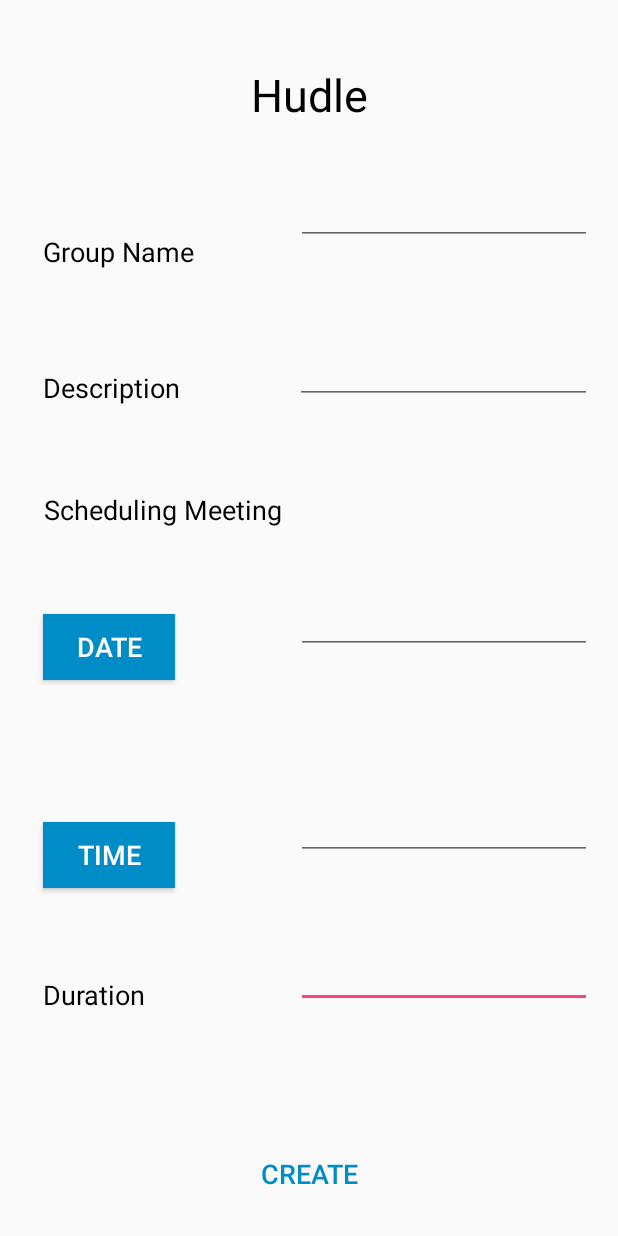
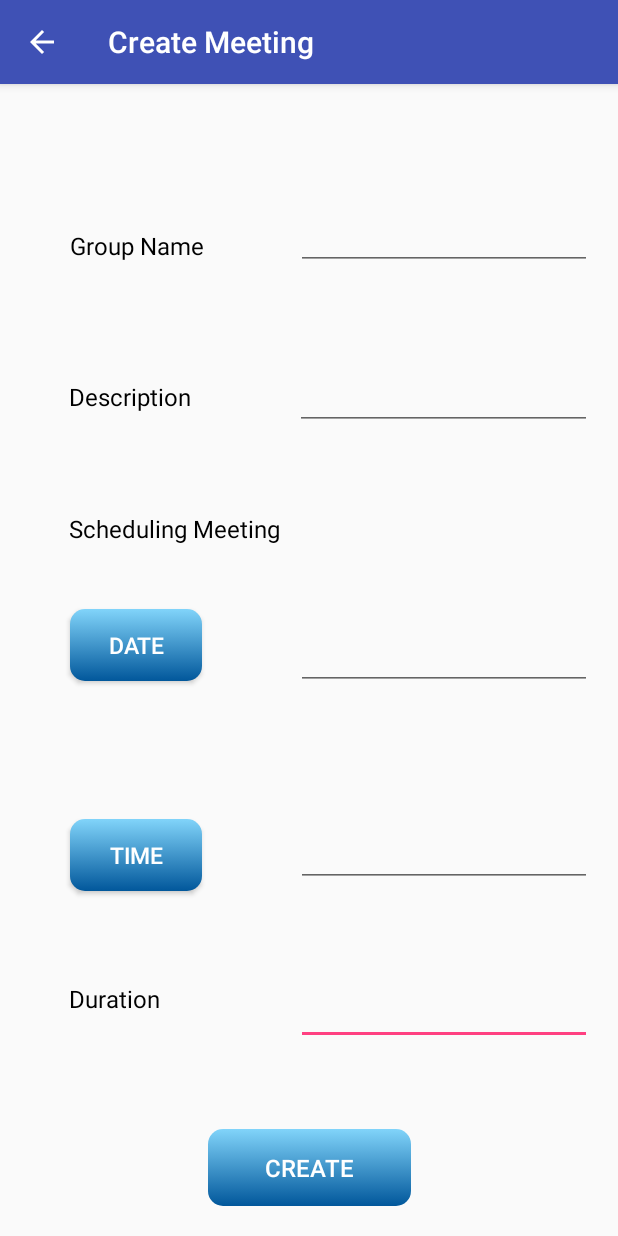
Before and after one commit to chashikajw/Hudl, an Android app: the CreateMeeting screen opened directly, with no data from a screen before it, on a phone screen of 412 x 824 dp. Run offline under Robolectric (Android 15) with nearby library versions, the phone set to English and light mode, and no system bars; our stand-ins replace Firebase (no records; nobody signed in at launch, a user with empty details on screens opened directly).

Commit message:
ui designs, back button, actionbar

```diff
--- a/app/src/main/java/hudlmo/interfaces/createMeeting/CreateMeeting.java
+++ b/app/src/main/java/hudlmo/interfaces/createMeeting/CreateMeeting.java
@@ -63,6 +63,7 @@ public class CreateMeeting extends AppCompatActivity implements View.OnClickList
     private FirebaseAuth mAuth;
     private DatabaseReference mDatabase;
     private ProgressDialog mProgress;
+    private Toolbar mToolbar;
 
     private DatePickerDialog.OnDateSetListener mDateSetListener;
     private DatePickerDialog.OnDateSetListener mTimeSetListener;
@@ -73,6 +74,10 @@ public class CreateMeeting extends AppCompatActivity implements View.OnClickList
     protected void onCreate(Bundle savedInstanceState) {
         super.onCreate(savedInstanceState);
         setContentView(R.layout.activity_create_meeting);
+
+        mToolbar = (Toolbar) findViewById(R.id.main_page_toolbar);
+        setSupportActionBar(mToolbar);
+        getSupportActionBar().setDisplayHomeAsUpEnabled(true);
 
         dateButton = (Button)findViewById(R.id.dateButton);
         timeButton = (Button)findViewById(R.id.timeButton);
@@ -143,6 +148,8 @@ public class CreateMeeting extends AppCompatActivity implements View.OnClickList
 
 
     }
+
+    public void startTwo(View view) { startActivity(new Intent(this, Mainmenu.class)); }
 
 
     //Next button
--- a/app/src/main/java/hudlmo/models/UsersActivity.java
+++ b/app/src/main/java/hudlmo/models/UsersActivity.java
@@ -40,10 +40,9 @@ public class UsersActivity extends AppCompatActivity {
         super.onCreate(savedInstanceState);
         setContentView(R.layout.activity_users);
 
-        mToolbar = (Toolbar) findViewById(R.id.users_appBar);
+
+        mToolbar = (Toolbar) findViewById(R.id.main_page_toolbar);
         setSupportActionBar(mToolbar);
-
-        getSupportActionBar().setTitle("Add contacts");
         getSupportActionBar().setDisplayHomeAsUpEnabled(true);
 
         mUsersDatabase = FirebaseDatabase.getInstance().getReference().child("Users");
--- a/app/src/main/res/drawable/colorbutton.xml
+++ b/app/src/main/res/drawable/colorbutton.xml
@@ -4,8 +4,8 @@
         <shape>
             <gradient
                 android:angle="90"
-                android:endColor="#000050"
-                android:startColor="#0000E0" />
+                android:endColor="#0000E0"
+                android:startColor="#000050" />
             <corners
                 android:radius="10dp" />
             <padding
--- a/app/src/main/res/drawable/colorbuttoncon.xml
+++ b/app/src/main/res/drawable/colorbuttoncon.xml
@@ -4,8 +4,8 @@
         <shape>
             <gradient
                 android:angle="90"
-                android:endColor="#000050"
-                android:startColor="#1B5E20" />
+                android:endColor="#0000E0"
+                android:startColor="#000050" /> />
             <corners
                 android:radius="10dp" />
             <padding
--- a/app/src/main/res/drawable/colorbuttondiscon.xml
+++ b/app/src/main/res/drawable/colorbuttondiscon.xml
@@ -4,8 +4,8 @@
         <shape>
             <gradient
                 android:angle="90"
-                android:endColor="#000050"
-                android:startColor="#D50000" />
+                android:endColor="#0000E0"
+                android:startColor="#000050" /> />
             <corners
                 android:radius="10dp" />
             <padding
--- a/app/src/main/res/layout/activity_login.xml
+++ b/app/src/main/res/layout/activity_login.xml
@@ -20,7 +20,6 @@
         android:hint="Email"
         android:inputType="textPersonName"
         android:paddingBottom="20dp"
-        android:text="sammanianu123@gmail.com"
         app:layout_constraintBottom_toBottomOf="parent"
         app:layout_constraintHorizontal_bias="0.0"
         app:layout_constraintLeft_toLeftOf="parent"
@@ -41,7 +40,6 @@
         android:hint="Password"
         android:inputType="textPassword"
         android:paddingBottom="20dp"
-        android:text="123456"
         app:layout_constraintBottom_toBottomOf="parent"
         app:layout_constraintHorizontal_bias="0.0"
         app:layout_constraintLeft_toLeftOf="parent"
@@ -57,7 +55,7 @@
         android:layout_marginLeft="8dp"
         android:layout_marginRight="8dp"
         android:layout_marginTop="8dp"
-        android:background="#008dc7"
+        android:background="@drawable/colorbutton"
         android:onClick="LoginButton"
         android:text="Login"
         app:layout_constraintBottom_toBottomOf="parent"
@@ -76,7 +74,7 @@
         android:layout_marginRight="8dp"
         android:layout_marginTop="8dp"
         android:onClick="RegisterButton"
-        android:background="#008dc7"
+        android:background="@drawable/colorbutton"
         android:text="Register"
         app:layout_constraintBottom_toBottomOf="parent"
         app:layout_constraintHorizontal_bias="0.471"
--- a/app/src/main/res/layout/activity_notification_main.xml
+++ b/app/src/main/res/layout/activity_notification_main.xml
@@ -14,7 +14,7 @@
         android:layout_marginLeft="8dp"
         android:layout_marginRight="8dp"
         android:layout_marginTop="8dp"
-        android:background="#008dc7"
+        android:background="@drawable/colorbutton"
         android:onClick="createNotification"
         android:text="Create Notification"
         app:layout_constraintBottom_toBottomOf="parent"
--- a/app/src/main/res/layout/content_create_meeting.xml
+++ b/app/src/main/res/layout/content_create_meeting.xml
@@ -24,7 +24,9 @@
         app:layout_constraintLeft_toLeftOf="parent"
         app:layout_constraintRight_toRightOf="parent"
         app:layout_constraintTop_toTopOf="parent"
-        app:layout_constraintVertical_bias="0.81" />
+        app:layout_constraintVertical_bias="0.842"
+        android:layout_marginStart="8dp"
+        android:layout_marginEnd="8dp" />
 
     <TextView
         android:id="@+id/textView3"
@@ -36,50 +38,58 @@
         android:layout_marginTop="8dp"
         android:text="Scheduling Meeting"
         android:textColor="@android:color/black"
-        android:textSize="18sp"
+        android:textSize="16dp"
         app:layout_constraintBottom_toBottomOf="parent"
-        app:layout_constraintHorizontal_bias="0.089"
+        app:layout_constraintHorizontal_bias="0.15"
         app:layout_constraintLeft_toLeftOf="parent"
         app:layout_constraintRight_toRightOf="parent"
         app:layout_constraintTop_toTopOf="parent"
-        app:layout_constraintVertical_bias="0.408"/>
+        app:layout_constraintVertical_bias="0.424"
+        android:layout_marginStart="8dp"
+        android:layout_marginEnd="8dp" />
 
     <Button
         android:id="@+id/dateButton"
         style="@style/Widget.AppCompat.Button.Colored"
         android:layout_width="88dp"
-        android:layout_height="44dp"
+        android:layout_height="48dp"
         android:layout_marginBottom="8dp"
         android:layout_marginLeft="8dp"
         android:layout_marginRight="8dp"
         android:layout_marginTop="8dp"
-        android:background="#008dc7"
+        android:background="@drawable/colorbutton"
         android:text="Date"
-        android:textSize="18sp"
+        android:textSize="15dp"
         app:layout_constraintBottom_toBottomOf="parent"
-        app:layout_constraintHorizontal_bias="0.067"
+        app:layout_constraintHorizontal_bias="0.125"
         app:layout_constraintLeft_toLeftOf="parent"
         app:layout_constraintRight_toRightOf="parent"
         app:layout_constraintTop_toTopOf="parent"
-        app:layout_constraintVertical_bias="0.525"/>
+        app:layout_constraintVertical_bias="0.524"
+        android:layout_marginStart="8dp"
+        android:layout_marginEnd="8dp" />
 
     <Button
         android:id="@+id/nextButton"
         style="@style/Widget.AppCompat.Button.ButtonBar.AlertDialog"
-        android:layout_width="108dp"
-        android:layout_height="44dp"
+        android:layout_width="135dp"
+        android:layout_height="51dp"
         android:layout_marginBottom="8dp"
         android:layout_marginLeft="8dp"
         android:layout_marginRight="8dp"
         android:layout_marginTop="8dp"
         android:text="Create"
-        android:textColor="#008dc7"
-        android:textSize="18sp"
+        android:textColor="#fff"
+        android:textSize="16dp"
+        android:background="@drawable/colorbutton"
         app:layout_constraintBottom_toBottomOf="parent"
         app:layout_constraintLeft_toLeftOf="parent"
         app:layout_constraintRight_toRightOf="parent"
         app:layout_constraintTop_toTopOf="parent"
-        app:layout_constraintVertical_bias="0.984" />
+        app:layout_constraintVertical_bias="0.984"
+        android:layout_marginStart="8dp"
+        android:layout_marginEnd="8dp"
+        tools:layout_editor_absoluteY="500dp" />
 
     <EditText
         android:id="@+id/timeText"
@@ -96,8 +106,9 @@
         app:layout_constraintLeft_toLeftOf="parent"
         app:layout_constraintRight_toRightOf="parent"
         app:layout_constraintTop_toTopOf="parent"
-        app:layout_constraintVertical_bias="0.678"
-        />
+        app:layout_constraintVertical_bias="0.702"
+        android:layout_marginStart="8dp"
+        android:layout_marginEnd="8dp" />
 
     <EditText
         android:id="@+id/groupNameText"
@@ -114,7 +125,9 @@
         app:layout_constraintLeft_toLeftOf="parent"
         app:layout_constraintRight_toRightOf="parent"
         app:layout_constraintTop_toTopOf="parent"
-        app:layout_constraintVertical_bias="0.142" />
+        app:layout_constraintVertical_bias="0.164"
+        android:layout_marginStart="8dp"
+        android:layout_marginEnd="8dp" />
 
     <TextView
         android:id="@+id/textView8"
@@ -126,13 +139,15 @@
         android:layout_marginTop="8dp"
         android:text="Duration"
         android:textColor="@android:color/black"
-        android:textSize="18sp"
+        android:textSize="16dp"
         app:layout_constraintBottom_toBottomOf="parent"
-        app:layout_constraintHorizontal_bias="0.063"
+        app:layout_constraintHorizontal_bias="0.113"
         app:layout_constraintLeft_toLeftOf="parent"
         app:layout_constraintRight_toRightOf="parent"
         app:layout_constraintTop_toTopOf="parent"
-        app:layout_constraintVertical_bias="0.82"/>
+        app:layout_constraintVertical_bias="0.823"
+        android:layout_marginStart="8dp"
+        android:layout_marginEnd="8dp" />
 
     <TextView
         android:id="@+id/textView5"
@@ -144,13 +159,15 @@
         android:layout_marginTop="8dp"
         android:text="Description"
         android:textColor="@android:color/black"
-        android:textSize="18sp"
+        android:textSize="16dp"
         app:layout_constraintBottom_toBottomOf="parent"
-        app:layout_constraintHorizontal_bias="0.068"
+        app:layout_constraintHorizontal_bias="0.12"
         app:layout_constraintLeft_toLeftOf="parent"
         app:layout_constraintRight_toRightOf="parent"
         app:layout_constraintTop_toTopOf="parent"
-        app:layout_constraintVertical_bias="0.304" />
+        app:layout_constraintVertical_bias="0.312"
+        android:layout_marginStart="8dp"
+        android:layout_marginEnd="8dp" />
 
     <EditText
         android:id="@+id/dateText"
@@ -167,7 +184,9 @@
         app:layout_constraintLeft_toLeftOf="parent"
         app:layout_constraintRight_toRightOf="parent"
         app:layout_constraintTop_toTopOf="parent"
-        app:layout_constraintVertical_bias="0.499" />
+        app:layout_constraintVertical_bias="0.53"
+        android:layout_marginStart="8dp"
+        android:layout_marginEnd="8dp" />
 
     <TextView
         android:id="@+id/textView4"
@@ -179,49 +198,37 @@
         android:layout_marginTop="8dp"
         android:text="Group Name"
         android:textColor="@android:color/black"
-        android:textSize="18sp"
+        android:textSize="16dp"
         app:layout_constraintBottom_toBottomOf="parent"
-        app:layout_constraintHorizontal_bias="0.069"
+        app:layout_constraintHorizontal_bias="0.125"
         app:layout_constraintLeft_toLeftOf="parent"
         app:layout_constraintRight_toRightOf="parent"
         app:layout_constraintTop_toTopOf="parent"
-        app:layout_constraintVertical_bias="0.188" />
+        app:layout_constraintVertical_bias="0.184"
+        android:layout_marginStart="8dp"
+        android:layout_marginEnd="8dp" />
 
-    <TextView
-        android:id="@+id/textView2"
-        android:layout_width="wrap_content"
-        android:layout_height="wrap_content"
-        android:layout_marginBottom="8dp"
-        android:layout_marginLeft="8dp"
-        android:layout_marginRight="8dp"
-        android:layout_marginTop="8dp"
-        android:text="Hudle"
-        android:textColor="@android:color/black"
-        android:textSize="30sp"
-        app:layout_constraintBottom_toBottomOf="parent"
-        app:layout_constraintLeft_toLeftOf="parent"
-        app:layout_constraintRight_toRightOf="parent"
-        app:layout_constraintTop_toTopOf="parent"
-        app:layout_constraintVertical_bias="0.045" />
 
     <Button
         android:id="@+id/timeButton"
         style="@style/Widget.AppCompat.Button.Colored"
         android:layout_width="88dp"
-        android:layout_height="44dp"
+        android:layout_height="48dp"
         android:layout_marginBottom="8dp"
         android:layout_marginLeft="8dp"
         android:layout_marginRight="8dp"
         android:layout_marginTop="8dp"
-        android:background="#008dc7"
+        android:background="@drawable/colorbutton"
         android:text="Time"
-        android:textSize="18sp"
+        android:textSize="15dp"
         app:layout_constraintBottom_toBottomOf="parent"
-        app:layout_constraintHorizontal_bias="0.067"
+        app:layout_constraintHorizontal_bias="0.125"
         app:layout_constraintLeft_toLeftOf="parent"
         app:layout_constraintRight_toRightOf="parent"
         app:layout_constraintTop_toTopOf="parent"
-        app:layout_constraintVertical_bias="0.707"/>
+        app:layout_constraintVertical_bias="0.708"
+        android:layout_marginStart="8dp"
+        android:layout_marginEnd="8dp" />
 
     <EditText
         android:id="@+id/descriptionText"
@@ -238,6 +245,18 @@
         app:layout_constraintLeft_toLeftOf="parent"
         app:layout_constraintRight_toRightOf="parent"
         app:layout_constraintTop_toTopOf="parent"
-        app:layout_constraintVertical_bias="0.276" />
+        app:layout_constraintVertical_bias="0.299"
+        android:layout_marginStart="8dp"
+        android:layout_marginEnd="8dp" />
+
+
+    <android.support.design.widget.AppBarLayout
+        android:layout_width="match_parent"
+        android:layout_height="wrap_content"
+        android:id="@+id/appBarLayout">
+
+    <include layout="@layout/app_bar_layout" android:id="@+id/main_page_toolbar" />
+    </android.support.design.widget.AppBarLayout>
+
 
 </android.support.constraint.ConstraintLayout>
```
Also changed, not shown: app/src/main/AndroidManifest.xml (+48 -8 lines), app/src/main/java/hudlmo/interfaces/loginpage/AddContacts.java (+6 -1 lines), app/src/main/java/hudlmo/interfaces/registerPage/Register.java (+8 -1 lines), app/src/main/res/layout/activity_add_participants.xml (+54 -54 lines), app/src/main/res/layout/activity_profile_view.xml (+42 -10 lines), app/src/main/res/layout/activity_register.xml (+25 -38 lines), app/src/main/res/layout/activity_save_contact.xml (+8 -0 lines), app/src/main/res/layout/activity_settings.xml (+9 -6 lines), app/src/main/res/layout/activity_users.xml (+7 -0 lines), app/src/main/res/values/styles.xml (line endings or trailing spaces).
